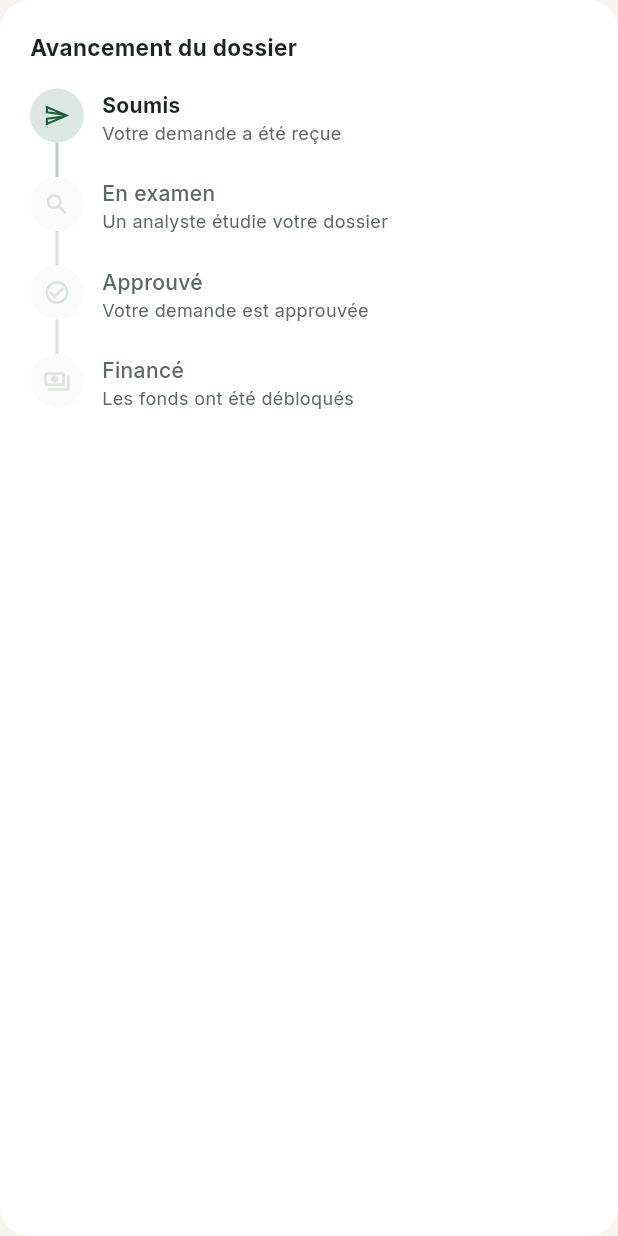
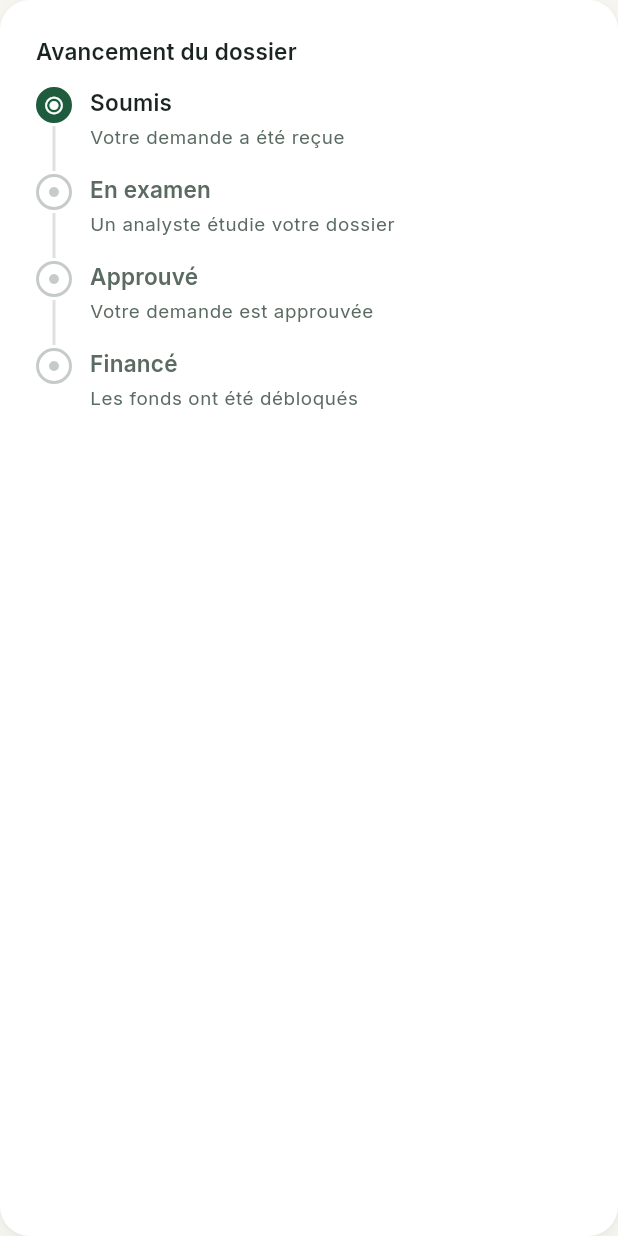
Before and after one commit to Leandre-oloke/appli-greenaccess, a Flutter app: the _TimelineCard widget shown alone on an empty page, opened directly with empty values, on a phone screen of 412 x 824 dp. Run offline on Flutter 3.47's test engine with Material 3 defaults, Android fonts, the phone set to English and light mode, and no system bars; our stand-ins replace cloud_firestore, cloud_functions, connectivity_plus, csv, equatable, file_picker and 19 more; missing offline and left inert: firebase_performance; accounts and stored records are empty.

Commit message:
feat(financement): frise d'avancement sur GaStatusTimeline (Refonte frontend, Phase 3 — étape 6/12 : Financement)
StatutDemandeScreen avait sa propre frise dupliquée à la main
(_TimelineCard/_TimelineStep, ~90 lignes) — remplacée par GaStatusTimeline
(créé à l'étape 1, premier vrai consommateur). Sémantique légèrement
affinée : l'étape courante distingue maintenant "en cours" de "terminée"
(l'ancien code coloriait les deux identiquement), sauf le dernier jalon
("Financé") qui reste traité comme terminé dès qu'il est atteint, faute de
suite à attendre. Reste de l'écran (en-tête, export PDF, rejet, détails)
inchangé.

4 nouveaux tests widgets (0 avant ce commit).

Co-Authored-By: Claude Sonnet 5 <noreply@anthropic.com>

```diff
--- a/lib/views/financement/statut_demande_screen.dart
+++ b/lib/views/financement/statut_demande_screen.dart
@@ -8,6 +8,7 @@ import 'package:printing/printing.dart';
 import '../../core/constants/app_colors.dart';
 import '../../models/demande_financement_model.dart';
 import '../../routes.dart';
+import '../../ui/ui.dart';
 import '../../viewmodels/auth_viewmodel.dart';
 import '../../viewmodels/financement_viewmodel.dart';
 
@@ -318,12 +319,6 @@ class _TimelineCard extends StatelessWidget {
   const _TimelineCard({required this.currentIndex});
 
   static const _labels = ['Soumis', 'En examen', 'Approuvé', 'Financé'];
-  static const _icons = [
-    Icons.send_outlined,
-    Icons.search_outlined,
-    Icons.check_circle_outline,
-    Icons.payments_outlined,
-  ];
   static const _descriptions = [
     'Votre demande a été reçue',
     'Un analyste étudie votre dossier',
@@ -333,77 +328,30 @@ class _TimelineCard extends StatelessWidget {
 
   @override
   Widget build(BuildContext context) {
-    return Card(
-      child: Padding(
-        padding: const EdgeInsets.all(20),
-        child: Column(
-          crossAxisAlignment: CrossAxisAlignment.start,
-          children: [
-            const Text('Avancement du dossier',
-                style: TextStyle(fontWeight: FontWeight.bold, fontSize: 15)),
-            const SizedBox(height: 16),
-            ...List.generate(_labels.length, (i) {
-              final done = i <= currentIndex;
-              final active = i == currentIndex;
-              return _TimelineStep(
-                icon: _icons[i],
-                label: _labels[i],
-                description: _descriptions[i],
-                done: done,
-                active: active,
-                isLast: i == _labels.length - 1,
-              );
-            }),
-          ],
-        ),
-      ),
-    );
-  }
-}
-
-class _TimelineStep extends StatelessWidget {
-  final IconData icon;
-  final String label, description;
-  final bool done, active, isLast;
-  const _TimelineStep({
-    required this.icon, required this.label, required this.description,
-    required this.done, required this.active, required this.isLast,
-  });
-
-  @override
-  Widget build(BuildContext context) {
-    final color = done ? AppColors.primary : AppColors.divider;
-    return IntrinsicHeight(
-      child: Row(
+    return GaCard(
+      child: Column(
         crossAxisAlignment: CrossAxisAlignment.start,
         children: [
-          Column(
-            children: [
-              CircleAvatar(
-                radius: 18,
-                backgroundColor: color.withValues(alpha: 0.15),
-                child: Icon(icon, size: 18, color: color),
-              ),
-              if (!isLast)
-                Expanded(child: Container(width: 2, color: done ? AppColors.primary.withValues(alpha: 0.3) : AppColors.divider)),
+          Text('Avancement du dossier', style: Theme.of(context).textTheme.titleMedium),
+          const SizedBox(height: GaSpacing.md),
+          GaStatusTimeline(
+            steps: [
+              for (var i = 0; i < _labels.length; i++)
+                GaTimelineStep(
+                  label: _labels[i],
+                  subtitle: _descriptions[i],
+                  // Le dernier jalon atteint ("Financé") n'a plus rien à
+                  // attendre : traité comme "done" plutôt que "current"
+                  // (qui suggère une étape encore en cours).
+                  state: i < currentIndex
+                      ? GaTimelineStepState.done
+                      : i == currentIndex
+                          ? (i == _labels.length - 1
+                              ? GaTimelineStepState.done
+                              : GaTimelineStepState.current)
+                          : GaTimelineStepState.pending,
+                ),
             ],
-          ),
-          const SizedBox(width: 12),
-          Expanded(
-            child: Padding(
-              padding: EdgeInsets.only(bottom: isLast ? 0 : 20),
-              child: Column(
-                crossAxisAlignment: CrossAxisAlignment.start,
-                children: [
-                  Text(label,
-                      style: TextStyle(
-                        fontWeight: active ? FontWeight.bold : FontWeight.w500,
-                        color: done ? AppColors.textPrimary : AppColors.textSecondary,
-                      )),
-                  Text(description, style: const TextStyle(color: AppColors.textSecondary, fontSize: 12)),
-                ],
-              ),
-            ),
           ),
         ],
       ),
```
Also changed, not shown: 2 other files.
